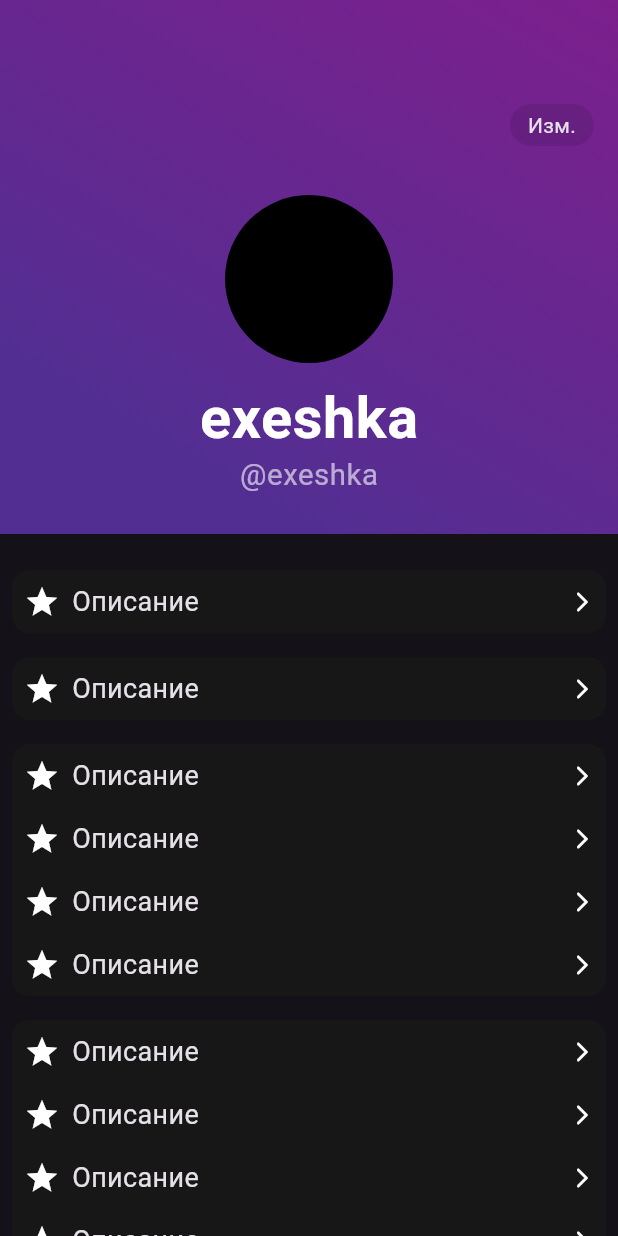
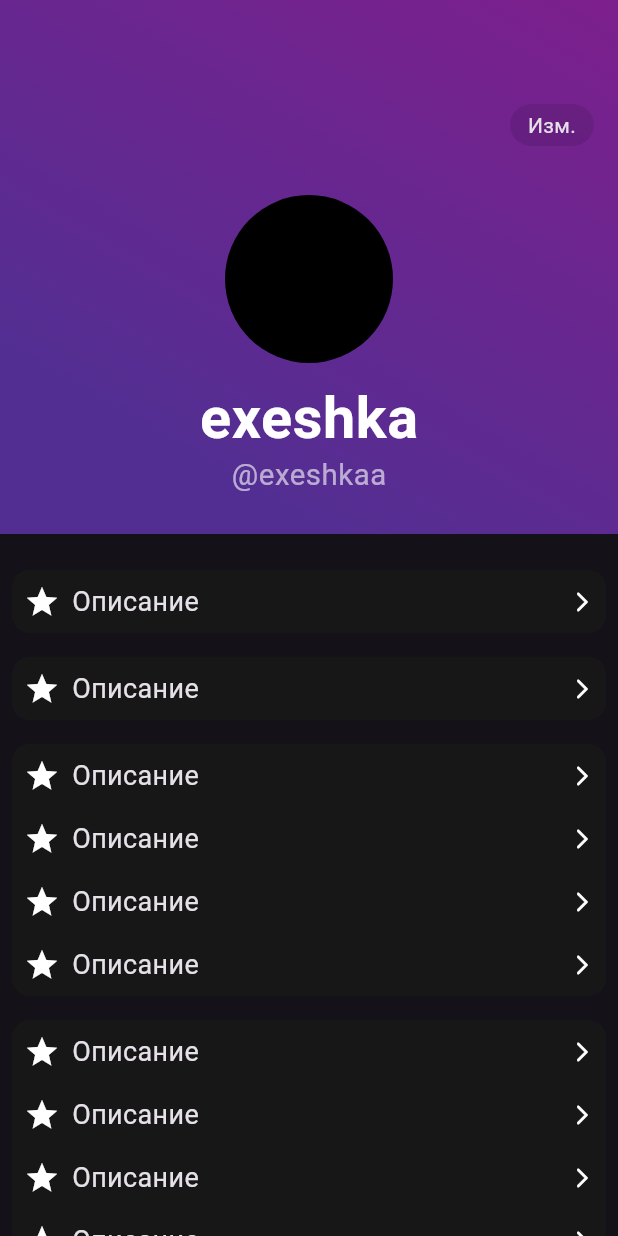
Before and after one commit to exeshka/telegram_ui, a Flutter app: the screen it shows after launch, on a phone screen of 412 x 824 dp. Run offline on Flutter 3.47's test engine with Material 3 defaults, Android fonts, the phone set to English and light mode, and no system bars; missing offline and left inert: nested_scroll_view_plus.

Commit message:
update README

```diff
--- a/lib/sliver_app_bar.dart
+++ b/lib/sliver_app_bar.dart
@@ -188,7 +188,7 @@ class TelegramProfileAppBar extends SliverPersistentHeaderDelegate {
               child: Transform.scale(
                 scale: currentScale - 0.2,
                 child: Text(
-                  "@exeshka",
+                  "@exeshkaa",
                   style: TextStyle(
                     fontSize: 14,
                     color: Colors.white.withOpacity(0.6),
```
